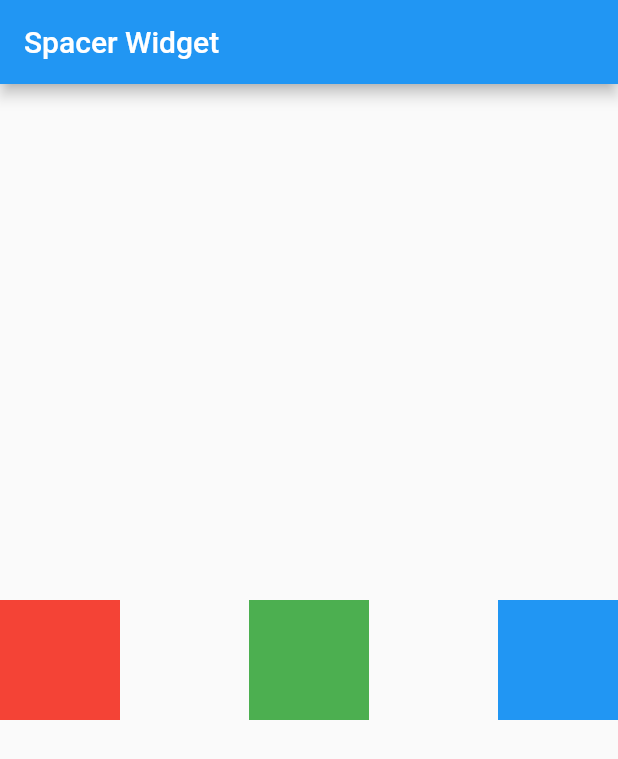
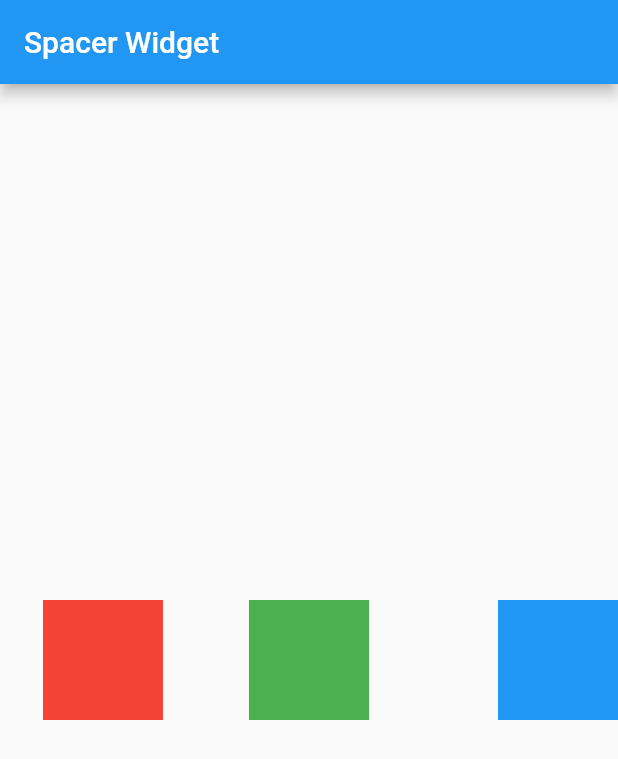
Before and after one commit to hanifiamdev/demo-flutter, a Flutter app: the screen it shows after launch, on a phone screen of 412 x 824 dp. Shown: the top 759 px of the screen. Run offline on Flutter 3.47's test engine with Material 2 defaults, Android fonts, the phone set to English and light mode, and no system bars.

Commit message:
Spacer Widget - Spacer()

```diff
--- a/spacer_widget/lib/main.dart
+++ b/spacer_widget/lib/main.dart
@@ -14,18 +14,21 @@ class MyApp extends StatelessWidget {
               spaceEvenly : space kosong dibagi secara merata
               spaeBetween : space kosong dibagi secara meratea di antara Container lainnya
             */
-            mainAxisAlignment: MainAxisAlignment.spaceBetween,
+            // mainAxisAlignment: MainAxisAlignment.spaceBetween,
             children: <Widget>[
+              Spacer(flex: 1),
               Container(
                 width: 80,
                 height: 80,
                 color: Colors.red,
               ),
+              Spacer(flex: 2),
               Container(
                 width: 80,
                 height: 80,
                 color: Colors.green,
               ),
+              Spacer(flex: 3),
               Container(
                 width: 80,
                 height: 80,
```
